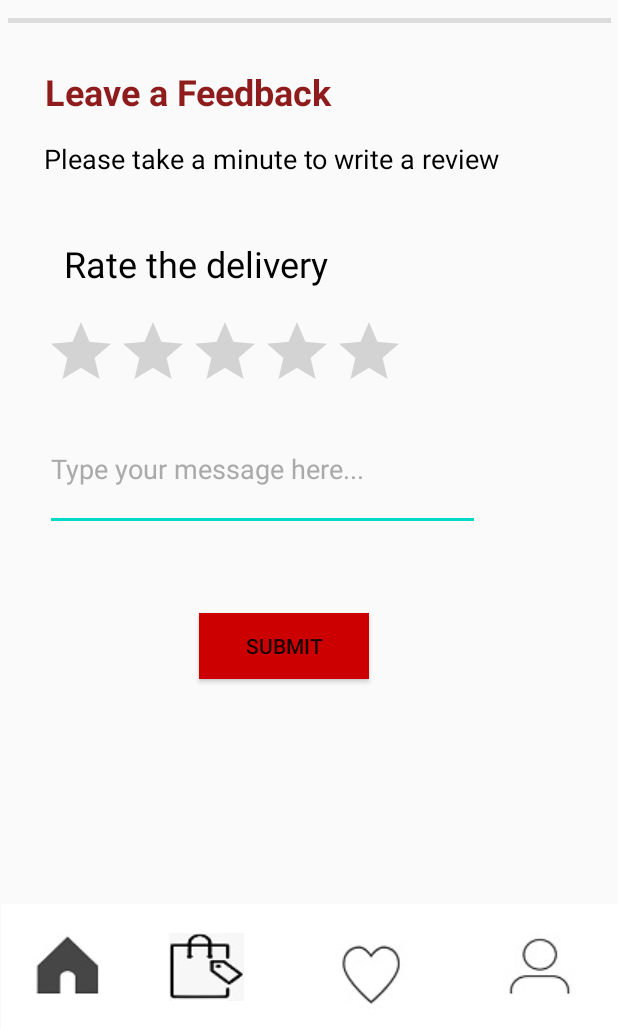
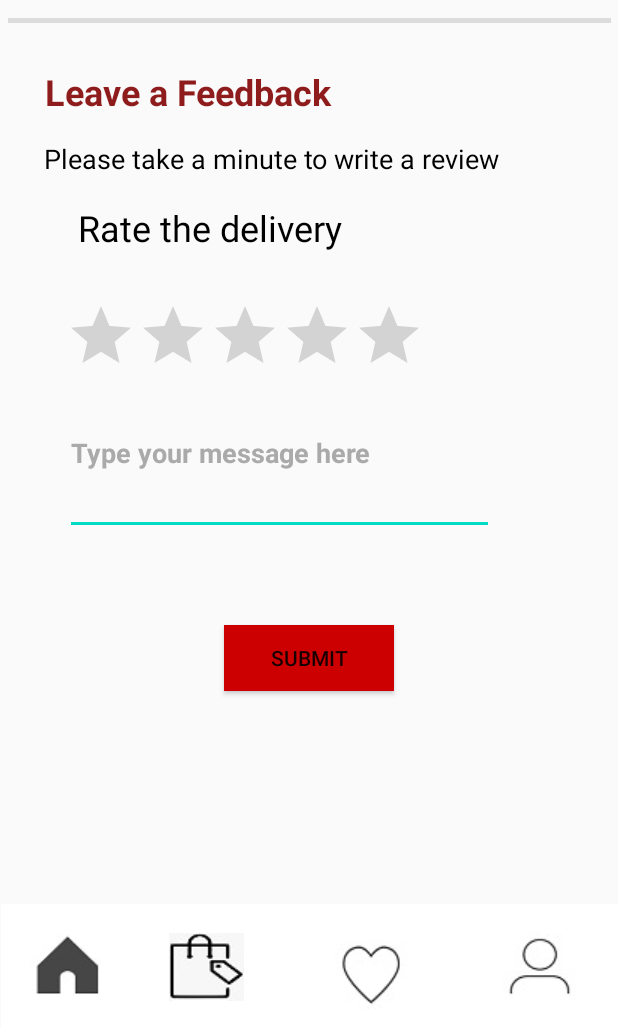
Before and after one commit to kaumadi-op/MealFactory_mobileApp, an Android app: the Feedback screen opened directly, with no data from a screen before it, on a phone screen of 412 x 824 dp, the part 207-1236 px from its top. Run offline under Robolectric (Android 15) with nearby library versions, the phone set to English and light mode, and no system bars.

Commit message:
Initial commit

```diff
--- a/app/src/main/res/layout/activity_feedback.xml
+++ b/app/src/main/res/layout/activity_feedback.xml
@@ -12,6 +12,7 @@
         android:layout_height="wrap_content"
         android:text="Leave a Feedback"
         android:textColor="#8F1C1C"
+        android:textColorLink="#FFFFFF"
         android:textSize="24sp"
         android:textStyle="bold"
         app:layout_constraintBottom_toBottomOf="parent"
@@ -123,10 +124,10 @@
         android:clickable="true"
         app:layout_constraintBottom_toBottomOf="@+id/linearLayout"
         app:layout_constraintEnd_toEndOf="parent"
-        app:layout_constraintHorizontal_bias="0.175"
+        app:layout_constraintHorizontal_bias="0.251"
         app:layout_constraintStart_toStartOf="parent"
         app:layout_constraintTop_toTopOf="parent"
-        app:layout_constraintVertical_bias="0.412" />
+        app:layout_constraintVertical_bias="0.397" />
 
     <TextView
         android:id="@+id/textView9"
@@ -137,25 +138,25 @@
         android:textSize="24sp"
         app:layout_constraintBottom_toBottomOf="@+id/linearLayout"
         app:layout_constraintEnd_toEndOf="parent"
-        app:layout_constraintHorizontal_bias="0.205"
+        app:layout_constraintHorizontal_bias="0.25"
         app:layout_constraintStart_toStartOf="parent"
         app:layout_constraintTop_toTopOf="parent"
-        app:layout_constraintVertical_bias="0.335" />
+        app:layout_constraintVertical_bias="0.302" />
 
     <EditText
         android:id="@+id/editTextTextPersonName3"
-        android:layout_width="290dp"
-        android:layout_height="82dp"
+        android:layout_width="286dp"
+        android:layout_height="109dp"
         android:ems="10"
         android:inputType="textPersonName"
-        android:text="Type your message here..."
+        android:text="Type your message here"
         android:textColor="@android:color/darker_gray"
+        android:textStyle="bold"
         app:layout_constraintBottom_toBottomOf="parent"
         app:layout_constraintEnd_toEndOf="parent"
-        app:layout_constraintHorizontal_bias="0.247"
+        app:layout_constraintHorizontal_bias="0.344"
         app:layout_constraintStart_toStartOf="parent"
-        app:layout_constraintTop_toTopOf="parent"
-        app:layout_constraintVertical_bias="0.516" />
+        app:layout_constraintTop_toTopOf="parent" />
 
     <Button
         android:id="@+id/button3"
@@ -165,9 +166,8 @@
         android:text="submit"
         app:layout_constraintBottom_toBottomOf="@+id/linearLayout"
         app:layout_constraintEnd_toEndOf="parent"
-        app:layout_constraintHorizontal_bias="0.444"
         app:layout_constraintStart_toStartOf="parent"
         app:layout_constraintTop_toTopOf="parent"
-        app:layout_constraintVertical_bias="0.678" />
+        app:layout_constraintVertical_bias="0.689" />
 
 </androidx.constraintlayout.widget.ConstraintLayout>
--- a/app/src/main/res/values/colors.xml
+++ b/app/src/main/res/values/colors.xml
@@ -3,4 +3,9 @@
     <color name="colorPrimary">#6200EE</color>
     <color name="colorPrimaryDark">#3700B3</color>
     <color name="colorAccent">#03DAC5</color>
+    <color name="colorName">#FFCC0000</color>
+    <color name="colorBackground">#FFFFFF</color>
+    <color name="colorPage">#BF2424</color>
+    <color name="colorBlack">#000000</color>
+    <color name="colorText">#8F1C1C</color>
 </resources>
```
Also changed, not shown: app/src/main/AndroidManifest.xml (+6 -3 lines), app/src/main/res/layout/activity_main.xml (+7 -6 lines), app/src/main/res/values/strings.xml (+4 -4 lines).
